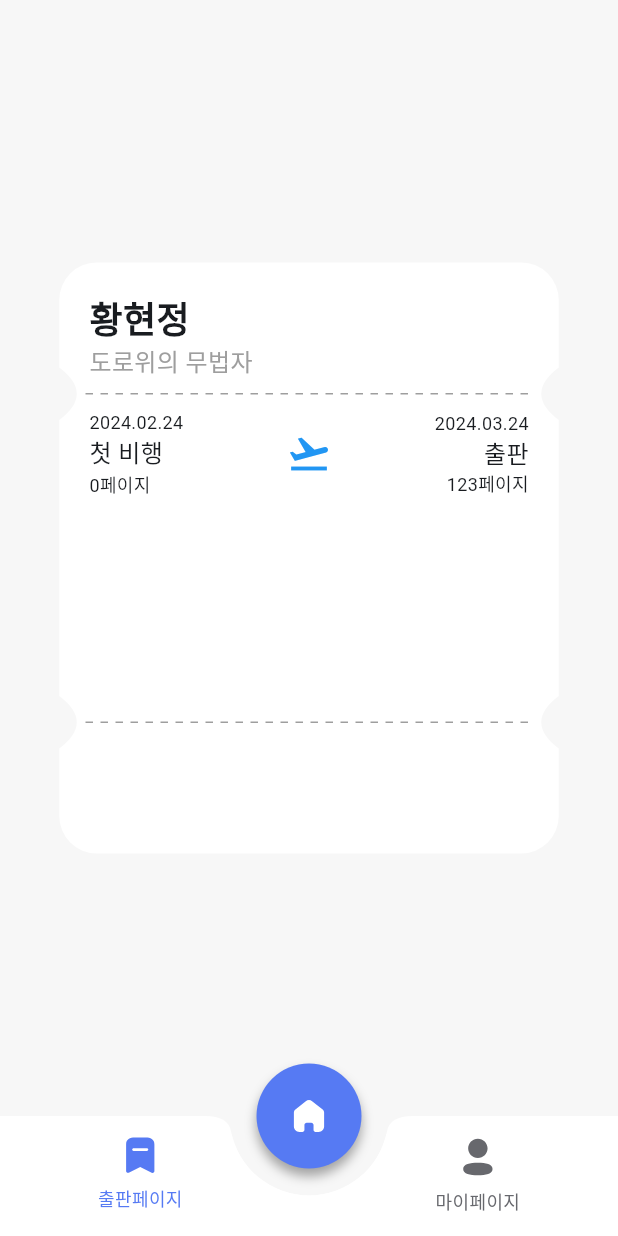
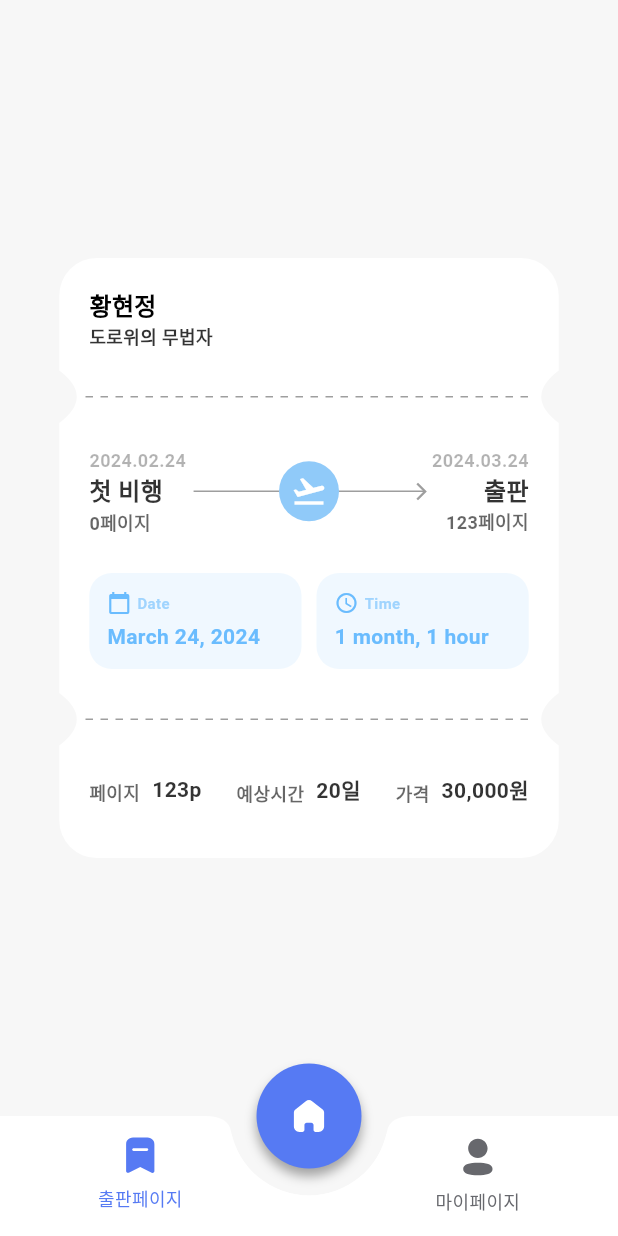
Before and after one commit to life-librarians/life-bookshelf-client, a Flutter app: the screen it shows after launch, after a tap on "출판페이지", on a phone screen of 412 x 824 dp. Run offline on Flutter 3.47's test engine with Material 3 defaults, Android fonts, the phone set to English and light mode, and no system bars; our stand-ins replace dotted_line, flutter_dotenv, flutter_native_splash, flutter_svg, flutter_switch, get and 4 more; network calls fail; Roboto replaces fonts that are missing (Pretendard); project files that could hold a hidden picture were left out.

Commit message:
feat/#15: 티켓 디자인 구현 완료

```diff
--- a/lib/utilities/color_system.dart
+++ b/lib/utilities/color_system.dart
@@ -6,6 +6,7 @@ abstract class ColorSystem {
   static const _BottomNavigation bottomNavigation = _BottomNavigation();
   static const _Mypage mypage = _Mypage();
   static const _Chatting chatting = _Chatting();
+  static const _Publication publication = _Publication();
 
   // 공통 색상
   static const Color white = Color(0xFFFFFFFF);
@@ -21,6 +22,17 @@ class _General {
   final Color mainBlue = ColorSystem.mainBlue;
 }
 
+class _Publication {
+  const _Publication();
+
+  final Color ticketContentGray80 = const Color(0xCC000000); // 0xFF000000, opacity 80%
+  final Color ticketContentGray60 = const Color(0x99000000); // 0xFF000000, opacity 60%
+  final Color ticketContentGray30 = const Color(0x4D000000); // 0xFF000000, opacity 30%
+  final Color ticketContentBlue = const Color(0xFF6ABCFE);
+  final Color ticketContentBlue60 = const Color(0x996ABCFE); // 0xFF6ABCFE, opacity 60%
+  final Color ticketContentBlue10 = const Color(0x1A6ABCFE); // 0xFF6ABCFE, opacity 10%
+}
+
 class _Chatting {
   const _Chatting();
 
@@ -29,8 +41,8 @@ class _Chatting {
   final Color chatColor1 = const Color(0xFF585763);
   final Color chatColor2 = ColorSystem.white;
   final Color timeStamp = const Color(0xFF848395);
-  final Color modalContentColor = const Color(0x80151920); // 0x151920, opacity 50%
-  final Color modalButtonColor1 = const Color(0x42566789); // 0x566789, opacity 26%
+  final Color modalContentColor = const Color(0x80151920); // 0xFF151920, opacity 50%
+  final Color modalButtonColor1 = const Color(0x42566789); // 0xFF566789, opacity 26%
 }
 
 class _Screen {
--- a/lib/utilities/font_system.dart
+++ b/lib/utilities/font_system.dart
@@ -158,12 +158,8 @@ abstract class FontSystem {
     color: Colors.black,
   );
 
-  static const TextStyle KR14_51M = TextStyle(
-      fontSize: 14.51,
-      fontWeight: FontWeight.w500,
-      fontFamily: 'Pretendard',
-      color: Colors.black,
-      height: 1.5);
+  static const TextStyle KR14_51M =
+      TextStyle(fontSize: 14.51, fontWeight: FontWeight.w500, fontFamily: 'Pretendard', color: Colors.black, height: 1.5);
 
   static const TextStyle KR18EB = TextStyle(
     fontSize: 18,
@@ -193,12 +189,8 @@ abstract class FontSystem {
     color: Colors.black,
   );
 
-  static const TextStyle KR14_51SB = TextStyle(
-      fontSize: 14.51,
-      fontWeight: FontWeight.w600,
-      fontFamily: 'Pretendard',
-      color: Colors.black,
-      height: 1.5);
+  static const TextStyle KR14_51SB =
+      TextStyle(fontSize: 14.51, fontWeight: FontWeight.w600, fontFamily: 'Pretendard', color: Colors.black, height: 1.5);
 
   static const TextStyle KR20_72SB = TextStyle(
     fontSize: 20.72,
@@ -375,7 +367,6 @@ abstract class FontSystem {
     color: Colors.black,
   );
 
-
   static const TextStyle KR11M = TextStyle(
     fontSize: 11,
     fontWeight: FontWeight.w500,
@@ -397,6 +388,13 @@ abstract class FontSystem {
     color: Colors.black,
   );
 
+  static const TextStyle KR10SB = TextStyle(
+    fontSize: 10,
+    fontWeight: FontWeight.w600,
+    fontFamily: 'Pretendard',
+    color: Colors.black,
+  );
+
   static const TextStyle KR10M = TextStyle(
     fontSize: 10,
     fontWeight: FontWeight.w500,
@@ -407,6 +405,13 @@ abstract class FontSystem {
   static const TextStyle KR10R = TextStyle(
     fontSize: 10,
     fontWeight: FontWeight.w400,
+    fontFamily: 'Pretendard',
+    color: Colors.black,
+  );
+
+  static const TextStyle KR8SB = TextStyle(
+    fontSize: 8,
+    fontWeight: FontWeight.w600,
     fontFamily: 'Pretendard',
     color: Colors.black,
   );
--- a/lib/views/base/base_screen.dart
+++ b/lib/views/base/base_screen.dart
@@ -1,5 +1,6 @@
 import 'package:flutter/material.dart';
 import 'package:get/get.dart';
+import 'package:life_bookshelf/viewModels/publish/publish_viewmodel.dart';
 
 @immutable
 abstract class BaseScreen<T extends GetxController> extends GetView<T> {
@@ -51,7 +52,7 @@ abstract class BaseScreen<T extends GetxController> extends GetView<T> {
 
   // SafeArea의 색상을 정의하는 메서드
   @protected
-  Color? get unSafeAreaColor => Color(0xFFF7F7F7);
+  Color? get unSafeAreaColor => const Color(0xFFF7F7F7);
 
   // 키보드가 나타날 때 화면을 조절할지 여부를 정의하는 메서드
   @protected
@@ -71,7 +72,7 @@ abstract class BaseScreen<T extends GetxController> extends GetView<T> {
 
   // 화면의 배경 색상을 정의하는 메서드
   @protected
-  Color? get screenBackgroundColor => Color(0xFFF7F7F7);
+  Color? get screenBackgroundColor => const Color(0xFFF7F7F7);
 
   // SafeArea로 감싸는지 여부를 정의하는 메서드
   @protected
--- a/lib/views/publish/publish_screen.dart
+++ b/lib/views/publish/publish_screen.dart
@@ -1,4 +1,8 @@
+import 'package:flutter/cupertino.dart';
 import 'package:flutter/material.dart';
+import 'package:flutter/widgets.dart';
+import 'package:life_bookshelf/utilities/color_system.dart';
+import 'package:life_bookshelf/utilities/font_system.dart';
 import 'package:life_bookshelf/viewModels/publish/publish_viewmodel.dart';
 import 'package:life_bookshelf/views/base/base_screen.dart';
 import 'package:life_bookshelf/views/publish/ticket.dart';
@@ -13,41 +17,137 @@ class PublishScreen extends BaseScreen<PublishViewModel> {
         painter: TicketPainter(),
         child: Container(
           width: 333,
-          height: 394,
+          height: 400,
           padding: const EdgeInsets.all(20),
-          child: const Column(
+          child: _ticketContent(),
+        ),
+      ),
+    );
+  }
+
+  Column _ticketContent() {
+    return Column(
       crossAxisAlignment: CrossAxisAlignment.start,
       children: [
-              Text('황현정', style: TextStyle(fontSize: 24, fontWeight: FontWeight.bold)),
-              Text('도로위의 무법자', style: TextStyle(fontSize: 16, color: Colors.grey)),
-              SizedBox(height: 20),
+        const Text('황현정', style: FontSystem.KR16SB),
+        Text('도로위의 무법자', style: FontSystem.KR12SB.copyWith(color: ColorSystem.publication.ticketContentGray80)),
+        const SizedBox(height: 65),
+        _flightRow(),
+        const SizedBox(height: 25),
         Row(
+          mainAxisAlignment: MainAxisAlignment.spaceBetween,
+          children: [
+            _infoBox(Icons.calendar_today, "Date", "March 24, 2024"),
+            const SizedBox(width: 10), // 박스 사이의 간격
+            _infoBox(Icons.access_time, "Time", "1 month, 1 hour"),
+          ],
+        ),
+        const Spacer(),
+        Row(
+          mainAxisAlignment: MainAxisAlignment.spaceBetween,
+          children: [
+            _bookDetailRow("페이지", "123p"),
+            _bookDetailRow("예상시간", "20일"),
+            _bookDetailRow("가격", "30,000원"),
+          ],
+        ),
+        const SizedBox(height: 15),
+      ],
+    );
+  }
+
+  Row _bookDetailRow(String title, String content) {
+    return Row(
+      crossAxisAlignment: CrossAxisAlignment.end,
+      children: [
+        Text(title, style: FontSystem.KR12SB.copyWith(color: ColorSystem.publication.ticketContentGray60)),
+        const SizedBox(width: 8),
+        Text(content, style: FontSystem.KR14SB.copyWith(color: ColorSystem.publication.ticketContentGray80)),
+      ],
+    );
+  }
+
+  Row _flightRow() {
+    return Row(
       mainAxisAlignment: MainAxisAlignment.spaceBetween,
       children: [
         Column(
           crossAxisAlignment: CrossAxisAlignment.start,
           children: [
-                      Text('2024.02.24', style: TextStyle(fontSize: 12)),
-                      Text('첫 비행', style: TextStyle(fontSize: 16)),
-                      Text('0페이지', style: TextStyle(fontSize: 12)),
+            Text('2024.02.24', style: FontSystem.KR12SB.copyWith(color: ColorSystem.publication.ticketContentGray30)),
+            Text('첫 비행', style: FontSystem.KR16SB.copyWith(color: ColorSystem.publication.ticketContentGray80)),
+            Text('0페이지', style: FontSystem.KR12SB.copyWith(color: ColorSystem.publication.ticketContentGray60)),
           ],
         ),
-                  Icon(Icons.flight_takeoff, size: 30, color: Colors.blue),
+        Expanded(
+          child: Stack(
+            alignment: Alignment.center,
+            children: [
+              // 회색의 긴 선
+              Positioned(
+                left: 5,
+                right: 5,
+                child: Container(height: 1, color: Colors.grey),
+              ),
+              // 원형 배경과 비행기 아이콘
+              Container(
+                width: 40,
+                height: 40,
+                decoration: BoxDecoration(
+                  color: Colors.blue.shade200,
+                  shape: BoxShape.circle,
+                ),
+                child: const Icon(Icons.flight_takeoff, size: 24, color: Colors.white),
+              ),
+              // 오른쪽 끝의 화살표
+              const Positioned(
+                right: 0,
+                child: Icon(Icons.arrow_forward_ios, size: 14, color: Colors.grey),
+              ),
+            ],
+          ),
+        ),
         Column(
           crossAxisAlignment: CrossAxisAlignment.end,
           children: [
-                      Text('2024.03.24', style: TextStyle(fontSize: 12)),
-                      Text('출판', style: TextStyle(fontSize: 16)),
-                      Text('123페이지', style: TextStyle(fontSize: 12)),
+            Text('2024.03.24', style: FontSystem.KR12SB.copyWith(color: ColorSystem.publication.ticketContentGray30)),
+            Text('출판', style: FontSystem.KR16SB.copyWith(color: ColorSystem.publication.ticketContentGray80)),
+            Text('123페이지', style: FontSystem.KR12SB.copyWith(color: ColorSystem.publication.ticketContentGray60)),
           ],
         ),
       ],
+    );
+  }
+}
+
+Widget _infoBox(IconData icon, String title, String content) {
+  return Expanded(
+    child: Container(
+      padding: const EdgeInsets.all(12),
+      decoration: BoxDecoration(
+        color: ColorSystem.publication.ticketContentBlue10, // 연한 파란색 배경
+        borderRadius: BorderRadius.circular(15),
       ),
-              // 나머지 내용 추가
+      child: Column(
+        crossAxisAlignment: CrossAxisAlignment.start,
+        children: [
+          Row(
+            children: [
+              Icon(icon, size: 16, color: ColorSystem.publication.ticketContentBlue),
+              const SizedBox(width: 4),
+              Text(
+                title,
+                style: FontSystem.KR10SB.copyWith(color: ColorSystem.publication.ticketContentBlue60),
+              ),
             ],
           ),
+          const SizedBox(height: 4),
+          Text(
+            content,
+            style: FontSystem.KR14SB.copyWith(color: ColorSystem.publication.ticketContentBlue),
+          ),
+        ],
       ),
     ),
   );
 }
-}
--- a/lib/views/publish/ticket.dart
+++ b/lib/views/publish/ticket.dart
@@ -9,7 +9,7 @@ class TicketPainter extends CustomPainter {
 
     const double radius = 25;
     const double edgeRadius = radius + 10;
-    const double edgeCoor = 70;
+    const double edgeCoor = 75;
 
     final path = Path()
       ..moveTo(radius, 0) // 좌상단 시작
```
Lines whose indentation alone changed are shown as unchanged.
